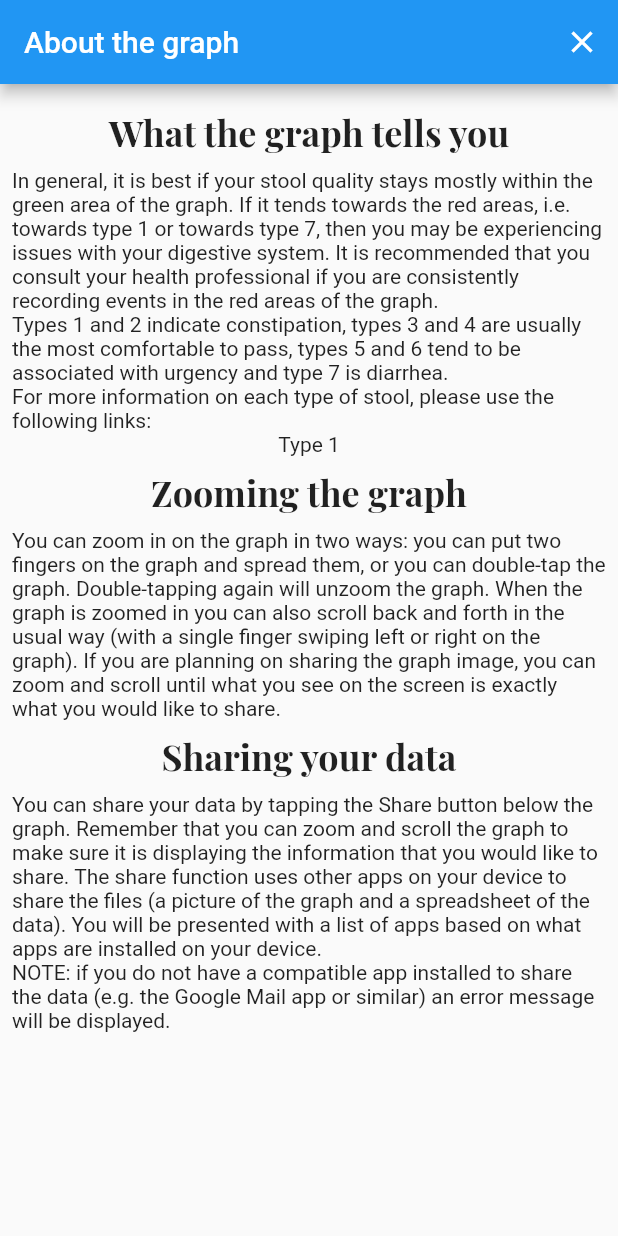
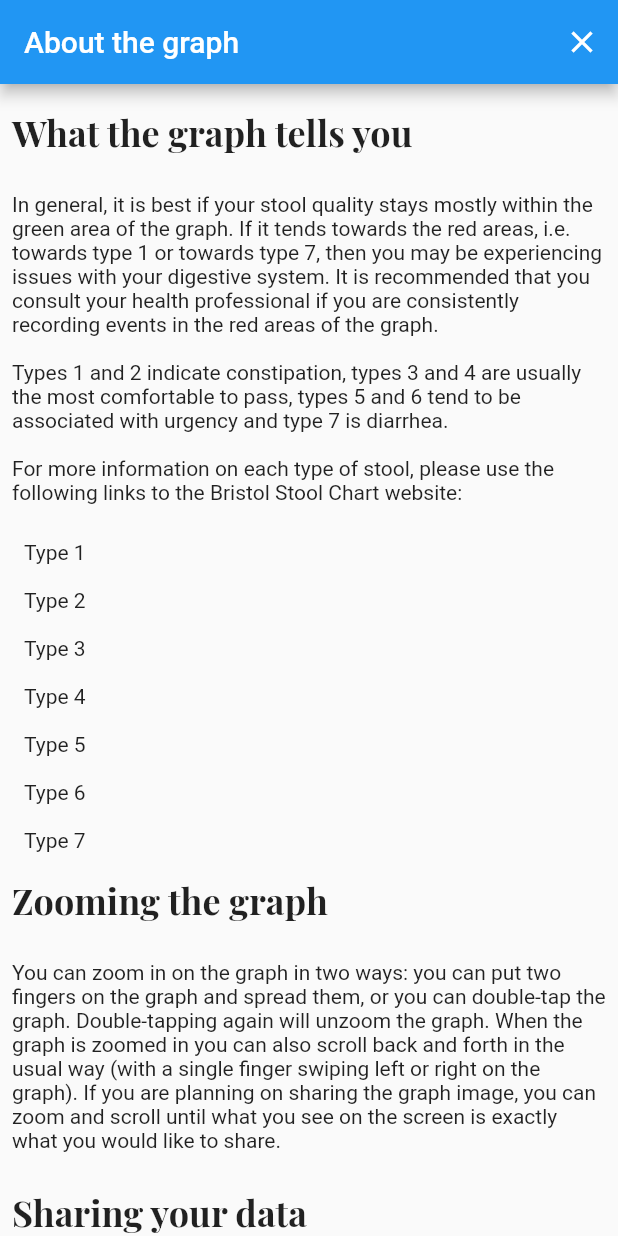
Before and after one commit to dconlisk/bristol-stool-chart-flutter-app, a Flutter app: the GraphInfoPage screen opened by its route, on a phone screen of 412 x 824 dp. Run offline on Flutter 3.47's test engine with Material 2 defaults, Android fonts, the phone set to English and light mode, and no system bars; our stand-ins replace auto_route, carousel_slider, dartz, date_time_picker, freezed_annotation, google_fonts and 5 more; accounts and stored records are empty.

Commit message:
Graph info page layout and linking working to BSC website

```diff
--- a/lib/presentation/graph_info_page.dart
+++ b/lib/presentation/graph_info_page.dart
@@ -1,6 +1,7 @@
+import 'package:bristol_stool_chart/presentation/styles/app_padding.dart';
 import 'package:bristol_stool_chart/presentation/widgets/heading.dart';
+import 'package:bristol_stool_chart/presentation/widgets/link_to_website.dart';
 import 'package:flutter/material.dart';
-import 'package:url_launcher/url_launcher.dart';
 
 class GraphInfoPage extends StatelessWidget {
   const GraphInfoPage({Key? key}) : super(key: key);
@@ -18,37 +19,54 @@ class GraphInfoPage extends StatelessWidget {
         child: Padding(
           padding: const EdgeInsets.all(8.0),
           child: Column(
-            children: [
-              const Heading(
+            mainAxisAlignment: MainAxisAlignment.start,
+            crossAxisAlignment: CrossAxisAlignment.start,
+            children: const [
+              Heading(
                 text: 'What the graph tells you',
               ),
-              const Text(
+              AppPadding.sizedBoxVertical16,
+              Text(
                 'In general, it is best if your stool quality stays mostly within the green area of the graph. If it tends towards the red areas, '
                 'i.e. towards type 1 or towards type 7, then you may be experiencing issues with your digestive system. It is recommended that you '
                 'consult your health professional if you are consistently recording events in the red areas of the graph.',
               ),
-              const Text('Types 1 and 2 indicate '
-                  'constipation, types 3 and 4 are usually the most comfortable to pass, types 5 and 6 tend to be associated with urgency and type 7 is '
-                  'diarrhea.'),
-              const Text(
-                  'For more information on each type of stool, please use the following links:'),
-              ExternalLink(url: 'url', text: 'Type 1'),
-              const Heading(
+              AppPadding.sizedBoxVertical16,
+              Text(
+                  'Types 1 and 2 indicate constipation, types 3 and 4 are usually the most comfortable to pass, '
+                  'types 5 and 6 tend to be associated with urgency and type 7 is diarrhea.'),
+              AppPadding.sizedBoxVertical16,
+              Text(
+                  'For more information on each type of stool, please use the following links to the Bristol Stool Chart website:'),
+              AppPadding.sizedBoxVertical16,
+              LinkToWebsite(type: 1),
+              LinkToWebsite(type: 2),
+              LinkToWebsite(type: 3),
+              LinkToWebsite(type: 4),
+              LinkToWebsite(type: 5),
+              LinkToWebsite(type: 6),
+              LinkToWebsite(type: 7),
+              Heading(
                 text: 'Zooming the graph',
               ),
-              const Text(
+              AppPadding.sizedBoxVertical16,
+              Text(
                 'You can zoom in on the graph in two ways: you can put two fingers on the graph and spread them, or you can double-tap the graph. Double-tapping again will unzoom the graph. '
                 'When the graph is zoomed in you can also scroll back and forth in the usual way (with a single finger swiping left or right on the graph). '
                 'If you are planning on sharing the graph image, you can zoom and scroll until what you see on the screen is exactly what you would like to share.',
               ),
-              const Heading(
+              AppPadding.sizedBoxVertical16,
+              Heading(
                 text: 'Sharing your data',
               ),
-              const Text(
+              AppPadding.sizedBoxVertical16,
+              Text(
                 'You can share your data by tapping the Share button below the graph. Remember that you can zoom and scroll the graph to make sure it is displaying the information that you would like to share. '
-                'The share function uses other apps on your device to share the files (a picture of the graph and a spreadsheet of the data). You will be presented with a list of apps based on what apps are installed on your device.\r\n'
-                'NOTE: if you do not have a compatible app installed to share the data (e.g. the Google Mail app or similar) an error message will be displayed.',
+                'The share function uses other apps on your device to share the files (a picture of the graph and a spreadsheet of the data). You will be presented with a list of apps based on what apps are installed on your device.',
               ),
+              AppPadding.sizedBoxVertical16,
+              Text(
+                  'NOTE: if you do not have a compatible app installed to share the data (e.g. the Google Mail app or similar) an error message will be displayed.'),
             ],
           ),
         ),
@@ -56,28 +74,3 @@ class GraphInfoPage extends StatelessWidget {
     );
   }
 }
-
-class ExternalLink extends StatelessWidget {
-  final String url;
-  final String text;
-
-  const ExternalLink({
-    Key? key,
-    required this.url,
-    required this.text,
-  }) : super(key: key);
-
-  Future<void> _openUrl(String url) async {
-    if (await canLaunch(url)) {
-      await launch(url);
-    }
-  }
-
-  @override
-  Widget build(BuildContext context) {
-    return GestureDetector(
-      child: Text(text),
-      onTap: () => _openUrl(url),
-    );
-  }
-}
--- a/lib/presentation/styles/app_padding.dart
+++ b/lib/presentation/styles/app_padding.dart
@@ -3,4 +3,5 @@ import 'package:flutter/material.dart';
 class AppPadding {
   static const regular = EdgeInsets.all(8.0);
   static const borderRadius = BorderRadius.all(Radius.circular(8.0));
+  static const SizedBox sizedBoxVertical16 = SizedBox(height: 16);
 }
--- /dev/null
+++ b/lib/presentation/widgets/link_to_website.dart
@@ -0,0 +1,30 @@
+import 'package:flutter/material.dart';
+import 'package:url_launcher/url_launcher.dart';
+
+class LinkToWebsite extends StatelessWidget {
+  final int type;
+
+  const LinkToWebsite({
+    Key? key,
+    required this.type,
+  }) : super(key: key);
+
+  Future<void> _openUrl(int type) async {
+    final typeNames = ['one', 'two', 'three', 'four', 'five', 'six', 'seven'];
+    String url = 'https://bristolstoolchart.net/type-${typeNames[type - 1]}';
+    if (await canLaunch(url)) {
+      await launch(url);
+    }
+  }
+
+  @override
+  Widget build(BuildContext context) {
+    return Padding(
+      padding: const EdgeInsets.all(8.0),
+      child: GestureDetector(
+        child: Text('Type $type'),
+        onTap: () => _openUrl(type),
+      ),
+    );
+  }
+}
```
Also changed, not shown: 1 other file.
